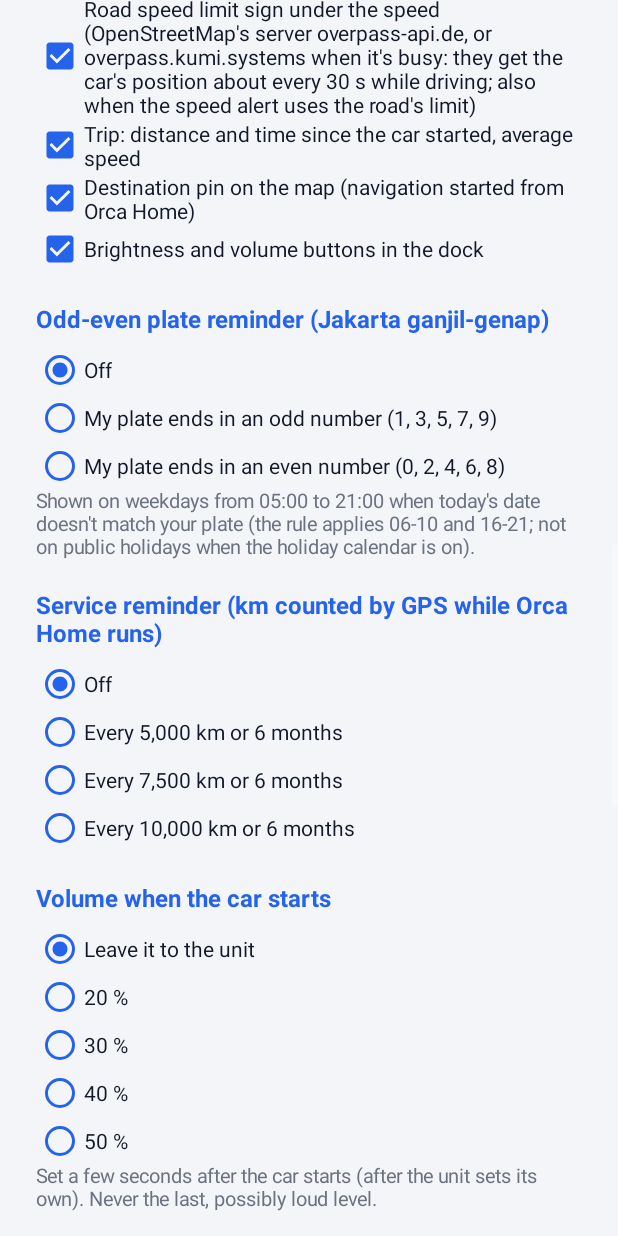
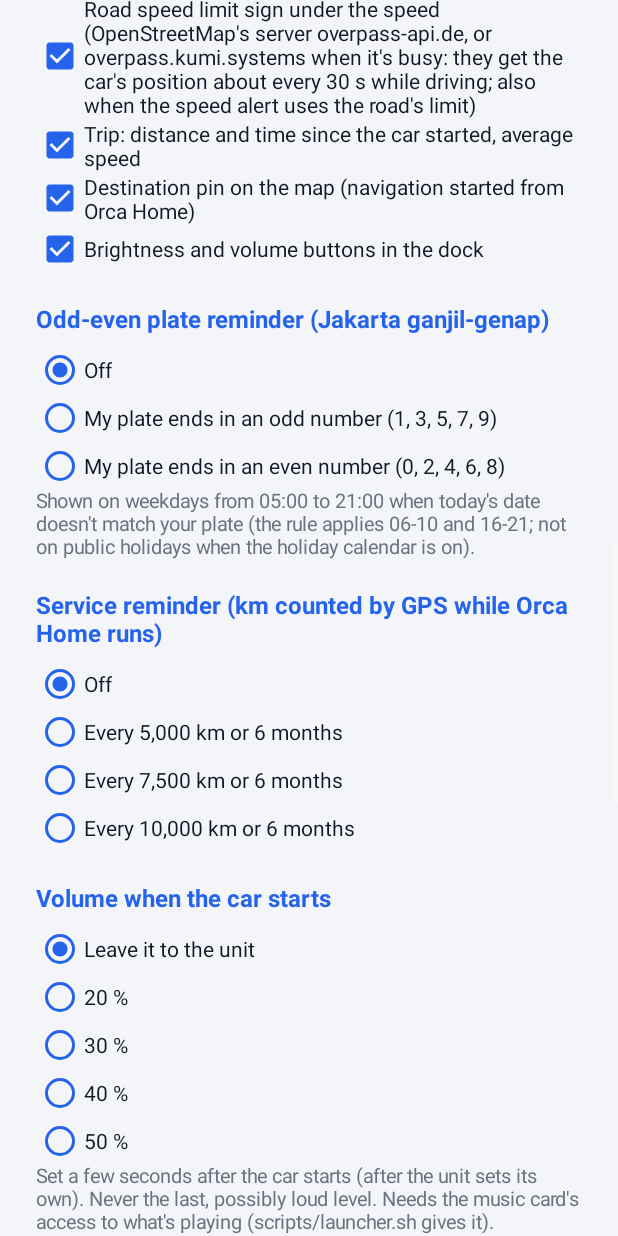
Before and after one commit to mzalmuzakki/CarLauncherAndroid, an Android app: the screen it shows after launch (SettingsActivity), scrolled down 1730 dp, on a phone screen of 412 x 824 dp. Run offline under Robolectric (Android 15) with nearby library versions, the phone set to English and light mode, and no system bars.

Commit message:
2.9 recheck: start-up volume follows the music reader, off/restore stop Orca Home after the home switch, unseen-wake check once per start
- Start-up volume when the notification listener is allowed (launcher.sh gives it on
  every unit; off/restore take it back), not the NWD-only overlay permission; settings say so
- orca_stop (common.sh): force-stop only once Orca Home is no longer the home screen;
  'off' after the Home press, restore.sh after the NWD home is back
- Drive: unseen-wake check once per process; a car start counts as seen
- CanRecorder: executor with no core thread, so tasks always run in order
- shoot.sh: timeout --foreground

Co-Authored-By: Claude Opus 5.5 <noreply@anthropic.com>
Claude-Session: https://claude.ai/code/session_01KZcGbDpBRzVDj4V3sukD8N

```diff
--- a/launcher/app/src/main/java/com/orcahome/BootReceiver.java
+++ b/launcher/app/src/main/java/com/orcahome/BootReceiver.java
@@ -24,11 +24,11 @@ public class BootReceiver extends BroadcastReceiver {
     public void onReceive(Context c, Intent i) {
         if (!Intent.ACTION_BOOT_COMPLETED.equals(i.getAction())) return;
         Brightness.apply(c); // alarms don't survive a reboot
-        if (!Settings.canDrawOverlays(c)) { // switched off ('off', restore.sh) or not set up
+        Drive.get(c).carStarted(); // a new trip, and the start-up volume (only when set up)
+        if (!Settings.canDrawOverlays(c)) {
             Log.i("OrcaHome", "start-up: not opening (no \"display over other apps\")");
             return;
         }
-        Drive.get(c).carStarted(); // a new trip, and the start-up volume
         Log.i("OrcaHome", "start-up: opening Orca Home");
         final Context app = c.getApplicationContext();
         final PendingResult pending = goAsync();
--- a/launcher/app/src/main/java/com/orcahome/CanRecorder.java
+++ b/launcher/app/src/main/java/com/orcahome/CanRecorder.java
@@ -56,12 +56,13 @@ final class CanRecorder {
     /** Calls to the CAN service (adding and removing callbacks) happen here, never on the screen's thread. */
     private final java.util.concurrent.ExecutorService binderCalls = oneThread();
 
-    /** One thread, tasks in order; the thread ends after 30 s with nothing to do (none kept between recordings). */
+    /**
+     * One thread, tasks strictly in order (all go through the queue: no core thread), and the
+     * thread ends after 30 s with nothing to do (none kept between recordings).
+     */
     private static java.util.concurrent.ExecutorService oneThread() {
-        java.util.concurrent.ThreadPoolExecutor e = new java.util.concurrent.ThreadPoolExecutor(1, 1, 30,
+        return new java.util.concurrent.ThreadPoolExecutor(0, 1, 30,
                 java.util.concurrent.TimeUnit.SECONDS, new java.util.concurrent.LinkedBlockingQueue<>());
-        e.allowCoreThreadTimeOut(true);
-        return e;
     }
     private final SimpleDateFormat time = new SimpleDateFormat("HH:mm:ss.SSS", Locale.US);
     private volatile boolean running;
--- a/launcher/app/src/main/java/com/orcahome/SettingsActivity.java
+++ b/launcher/app/src/main/java/com/orcahome/SettingsActivity.java
@@ -213,7 +213,8 @@ public class SettingsActivity extends Activity {
                 {"-1", "Leave it to the unit"}, {"20", "20 %"}, {"30", "30 %"}, {"40", "40 %"}, {"50", "50 %"}},
                 String.valueOf(prefs.startVolume()), v -> prefs.setStartVolume(Integer.parseInt(v)), 1100);
         TextView volNote = ui.label(this, 13, ui.sub, false);
-        volNote.setText("Set a few seconds after the car starts (after the unit sets its own). Never the last, possibly loud level.");
+        volNote.setText("Set a few seconds after the car starts (after the unit sets its own). Never the last, possibly loud level. "
+                + "Needs the music card's access to what's playing (scripts/launcher.sh gives it).");
         col.addView(volNote);
 
         header(col, "Radio");
```
Also changed, not shown: launcher/app/src/main/java/com/orcahome/Drive.java (+16 -3 lines), 4 other files.
